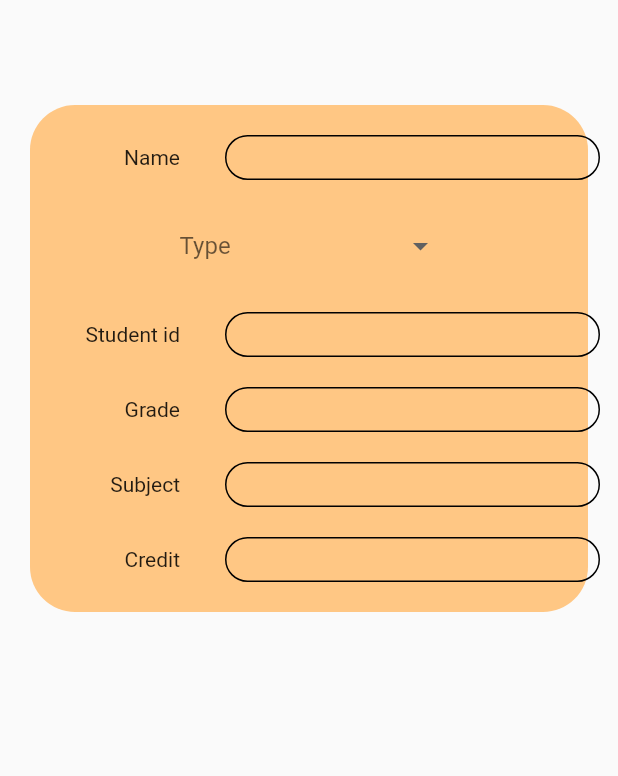
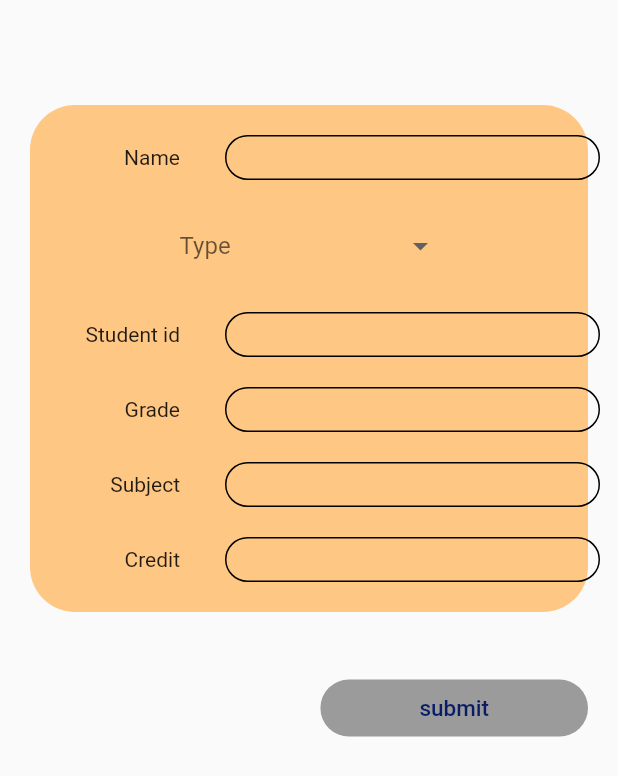
Before and after one commit to thanutpheeraphan/Portfolio, a Flutter app: the TablePage screen opened directly, on a phone screen of 412 x 824 dp. Shown: the top 776 px of the screen. Run offline on Flutter 3.47's test engine with Material 2 defaults, Android fonts, the phone set to English and light mode, and no system bars.

Commit message:
add button

```diff
--- a/lib/main.dart
+++ b/lib/main.dart
@@ -2,6 +2,7 @@ import 'package:flutter/material.dart';
 import 'package:portfolio/routes.dart';
 import 'package:portfolio/screens/Otp/otp_page.dart';
 import 'package:portfolio/screens/SignIn/sign_in.dart';
+import 'package:portfolio/screens/TablePage.dart';
 
 void main() {
   runApp(MyApp());
@@ -16,8 +17,9 @@ class MyApp extends StatelessWidget {
       theme: ThemeData(
         primarySwatch: Colors.blue,
       ),
-      routes: routes,
-      initialRoute: SignInScreen.routeName,
+      // routes: routes,
+      // initialRoute: SignInScreen.routeName,
+      home:TablePage(),
     );
   }
 }
--- a/lib/screens/Table.dart
+++ b/lib/screens/Table.dart
@@ -1,5 +1,5 @@
 import 'package:flutter/material.dart';
-import 'package:portfolio/add.dart';
+
 
 TextEditingController nameController = TextEditingController();
 TextEditingController typeController = new TextEditingController();
@@ -136,6 +136,7 @@ class Rec extends StatelessWidget {
             ),
           ),
         ),
+
       ],
     );
   }
--- a/lib/screens/TablePage.dart
+++ b/lib/screens/TablePage.dart
@@ -5,13 +5,35 @@ class TablePage extends StatelessWidget {
   @override
   Widget build(BuildContext context) {
     return Scaffold(
-        body: Column(
+      body: Column(
         children: [
-        SizedBox(height: 50),
+          SizedBox(height: 50),
           ShowRecord(),
+          Align(
+            alignment: Alignment.bottomRight,
+            child: Padding(
+              padding: const EdgeInsets.all(20),
+              child: RaisedButton(
+                shape: RoundedRectangleBorder(
+                    borderRadius: BorderRadius.circular(30)),
+                color: Color.fromRGBO(255, 149, 24, 0.89),
+                child: Padding(
+                  padding: const EdgeInsets.only(
+                      left: 50, right: 50, top: 10, bottom: 10),
+                  child: Text(
+                    'submit',
+                    style: TextStyle(
+                      //   fontWeight: FontWeight.bold,
+                      fontSize: 15,
+                      color: Color.fromRGBO(9, 29, 103, 1),
+                    ),
+                  ),
+                ),
+              ),
+            ),
+          ),
         ],
-        ),
+      ),
     );
   }
-
 }
```
